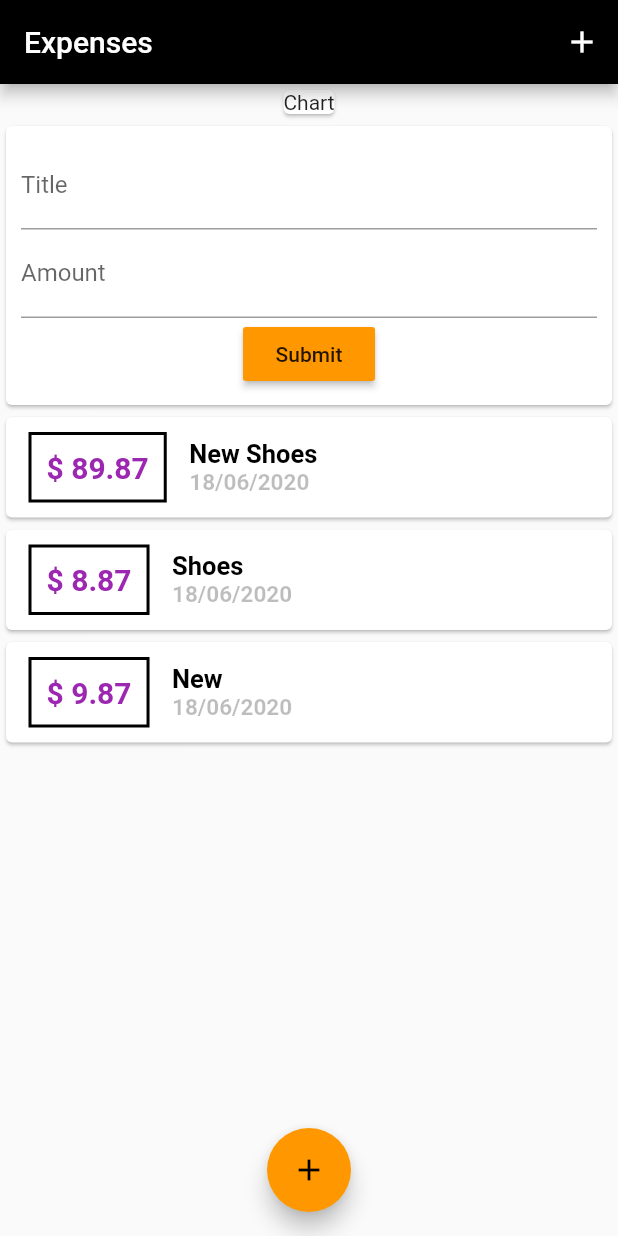
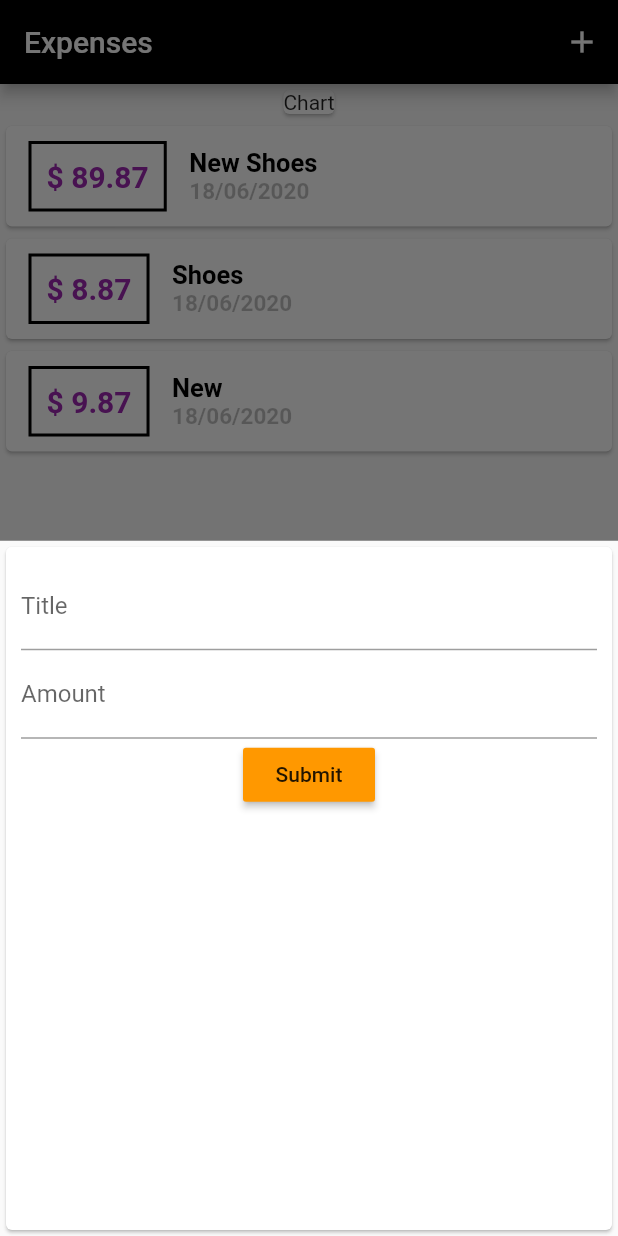
Before and after one commit to saurabhgrewal718/personal_expense, a Flutter app: the screen it shows after launch, after a tap on the "add" icon, on a phone screen of 412 x 824 dp. Run offline on Flutter 3.47's test engine with Material 2 defaults, Android fonts, the light colour scheme and no system bars.

Commit message:
new transaction moved to main files and now shown as a modal by clicking the buttons

```diff
--- a/lib/main.dart
+++ b/lib/main.dart
@@ -1,6 +1,7 @@
 import 'package:flutter/material.dart';
-import 'package:personal_expence/widgets/user_transactions.dart';
-import './widgets/user_transactions.dart';
+import './widgets/new_transaction.dart';
+import './models/transactions.dart';
+import './widgets/transaction_list.dart';
 
 void main() {
   runApp(MyApp());
@@ -20,9 +21,61 @@ class MyApp extends StatelessWidget {
   }
 }
 
-class MyHomePage extends StatelessWidget {
+class MyHomePage extends StatefulWidget {
   // String titleInput;
   // String amountInput;
+
+  @override
+  _MyHomePageState createState() => _MyHomePageState();
+}
+
+class _MyHomePageState extends State<MyHomePage> {
+final List<Transaction> _usertransaction = [
+    Transaction(
+      id:'t1',
+      amount: 89.87,
+      title: 'New Shoes',
+      date: DateTime.now(),
+    ),
+    Transaction(
+      id:'t2',
+      amount: 8.87,
+      title: 'Shoes',
+      date: DateTime.now(),
+    ),
+    Transaction(
+      id:'t3',
+      amount: 9.87,
+      title: 'New',
+      date: DateTime.now(),
+    ),
+  ];
+
+  void _addNewTransaction(String txtitle,double txamount){
+    final newTx = Transaction(
+      title:txtitle,
+      amount: txamount,
+      date: DateTime.now(),
+      id: DateTime.now().toString(),
+    );
+
+    setState((){
+      _usertransaction.add(newTx);
+    });
+  }
+
+  void _startAddNewTransaction(BuildContext ctx){
+    showModalBottomSheet(
+      context: ctx,
+      builder: (_){
+        return GestureDetector(
+          onTap: (){},
+          child: NewTransaction(_addNewTransaction),
+          behavior:HitTestBehavior.opaque,
+        );
+     },
+    );
+  }
 
   @override
   Widget build(BuildContext context) {
@@ -33,7 +86,7 @@ class MyHomePage extends StatelessWidget {
         actions: <Widget>[
           IconButton(
             icon:Icon(Icons.add) ,
-            onPressed: (){},
+            onPressed: () => _startAddNewTransaction(context),
           )
         ],
       ),
@@ -46,7 +99,7 @@ class MyHomePage extends StatelessWidget {
                   child: Text('Chart')
                 ),
               ),
-              UserTransactions(),
+              TransactionLisst(_usertransaction),
             ],
           ),
         ),
@@ -54,7 +107,7 @@ class MyHomePage extends StatelessWidget {
       floatingActionButtonLocation: FloatingActionButtonLocation.centerFloat,
       floatingActionButton: FloatingActionButton(
         child: Icon(Icons.add),
-        onPressed: (){},
+        onPressed:() => _startAddNewTransaction(context),
       ),
 
     );
--- a/lib/widgets/user_transactions.dart
+++ /dev/null
@@ -1,58 +0,0 @@
-import 'package:flutter/material.dart';
-import './new_transaction.dart';
-import './transaction_list.dart';
-import '../models/transactions.dart';
-
-class UserTransactions extends StatefulWidget {
-  @override
-  _UserTransactionsState createState() => _UserTransactionsState();
-}
-
-class _UserTransactionsState extends State<UserTransactions> {
-  final List<Transaction> _usertransaction = [
-    Transaction(
-      id:'t1',
-      amount: 89.87,
-      title: 'New Shoes',
-      date: DateTime.now(),
-    ),
-    Transaction(
-      id:'t2',
-      amount: 8.87,
-      title: 'Shoes',
-      date: DateTime.now(),
-    ),
-    Transaction(
-      id:'t3',
-      amount: 9.87,
-      title: 'New',
-      date: DateTime.now(),
-    ),
-  ];
-
-  void _addNewTransaction(String txtitle,double txamount){
-    final newTx = Transaction(
-      title:txtitle,
-      amount: txamount,
-      date: DateTime.now(),
-      id: DateTime.now().toString(),
-    );
-
-    setState((){
-      _usertransaction.add(newTx);
-    });
-
-  }
-
-
-
-  @override
-  Widget build(BuildContext context) {
-    return Column(
-      children: <Widget>[
-        NewTransaction(_addNewTransaction),
-        TransactionLisst(_usertransaction),
-      ],
-    );
-  }
-}
```
